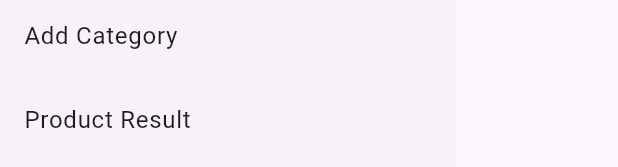
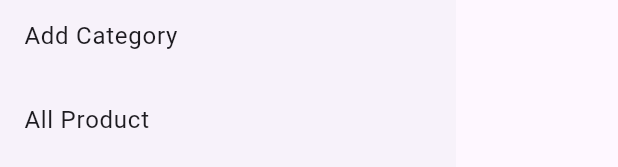
Before and after one commit to pondforwork/qrScanner, a Flutter app: the MyDrawer widget shown alone on an empty page, opened directly, on a phone screen of 412 x 824 dp. Shown: the part 159-326 px from the top of the screen. Run offline on Flutter 3.47's test engine with Material 3 defaults, Android fonts, the phone set to English and light mode, and no system bars; our stand-ins replace get, hive_flutter; missing offline and left inert: flutter_barcode_scanner; accounts and stored records are empty.

```diff
--- a/lib/screen/navbar.dart
+++ b/lib/screen/navbar.dart
@@ -43,7 +43,7 @@ class MyDrawer extends StatelessWidget {
             },
           ),
           ListTile(
-            title: Text('Product Result'),
+            title: Text('All Product'),
             onTap: () {
               Get.to(() => ProductView());
               // Add your navigation logic or other actions here
```
Also changed, not shown: lib/controller/resultcontroller.dart (+9 -4 lines).
